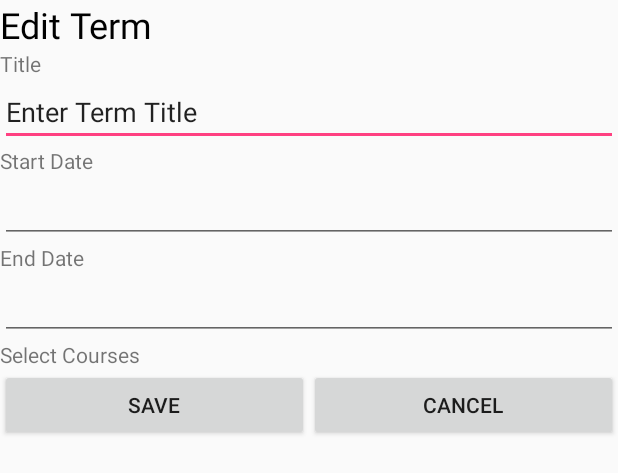
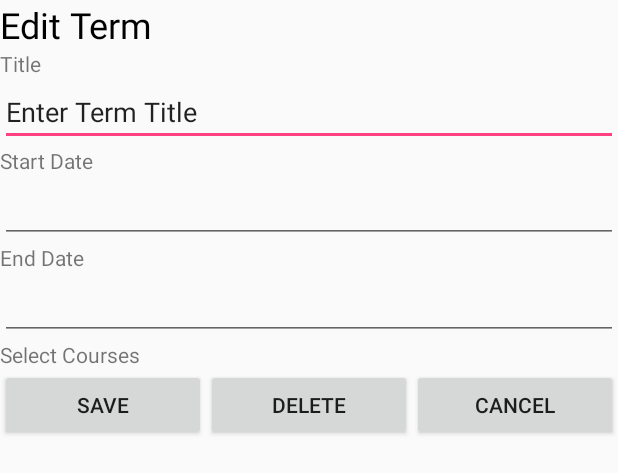
Before and after one commit to jenslarsen/ScheduleOwl, an Android app: the layout activity_edit_term.xml on its own in the app's theme, with its tools: preview values and no code run, on a phone screen of 412 x 824 dp. Shown: the top 473 px of the screen. Run offline under Robolectric (Android 15) with nearby library versions, the phone set to English and light mode, and no system bars.

Commit message:
Add Delete button

```diff
--- a/app/src/main/res/layout/activity_edit_term.xml
+++ b/app/src/main/res/layout/activity_edit_term.xml
@@ -76,12 +76,20 @@
                 android:layout_height="match_parent">
 
                 <Button
-                    android:id="@+id/buttonSave"
+                    android:id="@+id/buttonSave2"
                     android:layout_width="wrap_content"
                     android:layout_height="wrap_content"
                     android:layout_weight="1"
                     android:onClick="buttonSaveClicked"
                     android:text="Save" />
+
+                <Button
+                    android:id="@+id/buttonDelete"
+                    android:layout_width="wrap_content"
+                    android:layout_height="wrap_content"
+                    android:layout_weight="1"
+                    android:onClick="buttonDeleteClicked"
+                    android:text="Delete" />
 
                 <Button
                     android:id="@+id/buttonCancel"
```
Also changed, not shown: app/src/main/java/com/jenslarsen/scheduleowl/EditTerm.java (+19 -0 lines).
